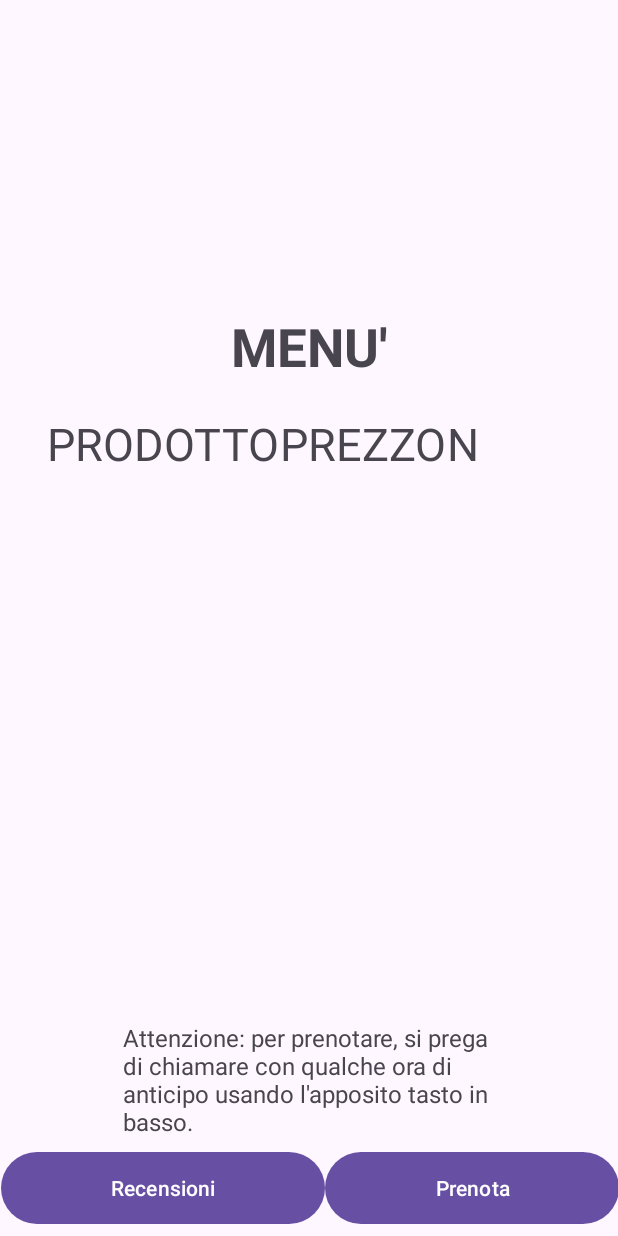
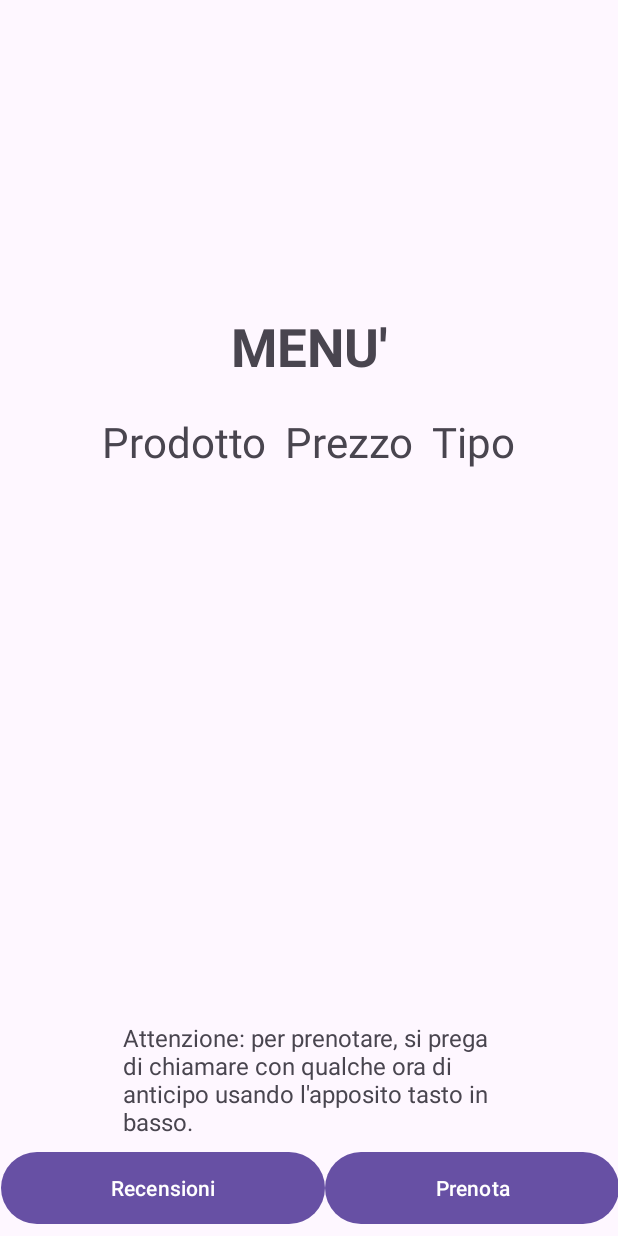
Before and after one commit to PhilaMaster/CiboInClick, an Android app: the layout activity_ristorante.xml on its own in the app's theme, with its tools: preview values and no code run, on a phone screen of 412 x 824 dp. Run offline under Robolectric (Android 15) with nearby library versions, the phone set to English and light mode, and no system bars.

Commit message:
immagine tipoProdotto nel menù + query Update ultimoGiorno

```diff
--- a/app/src/main/java/com/example/myapplication/MainActivity.kt
+++ b/app/src/main/java/com/example/myapplication/MainActivity.kt
@@ -61,7 +61,7 @@ class MainActivity : AppCompatActivity() {
     }
 
     private fun gestioneOrario() {
-        val textView2: TextView = findViewById(R.id.textView2)
+        val textView2: TextView = findViewById(R.id.prezzo)
 
         val currentTime = Calendar.getInstance().time
         val hourFormat = SimpleDateFormat("HH", Locale.getDefault())
@@ -114,7 +114,7 @@ class MainActivity : AppCompatActivity() {
 
             button1.visibility = View.VISIBLE
             text1.visibility = View.VISIBLE
-            button1.text = "Prenota $nome"
+            button1.text = getString(R.string.prenota, nome)
             text1.text = getString(R.string.ultimaPText,nome)
             button1.setOnClickListener {
                 val intent = Intent(this, Ristorante::class.java)
@@ -166,7 +166,7 @@ class MainActivity : AppCompatActivity() {
 
                     button2.visibility = View.VISIBLE
                     text2.visibility = View.VISIBLE
-                    button2.text = "Prenota $nome"
+                    button2.text = getString(R.string.prenota,nome)
                     text2.text = getString(R.string.ultimoGText,giornoAttuale,nome)
 
                     button2.setOnClickListener {
--- a/app/src/main/java/com/example/myapplication/Recensione.kt
+++ b/app/src/main/java/com/example/myapplication/Recensione.kt
@@ -12,7 +12,6 @@ import android.widget.TableRow
 import android.widget.TextView
 import android.widget.Toast
 import androidx.appcompat.app.AppCompatActivity
-import com.example.myapplication.MyDbHelper
 
 
 class Recensione : AppCompatActivity() {
@@ -38,11 +37,11 @@ class Recensione : AppCompatActivity() {
             val nomeRistorante = qualeRistorante.getString(qualeRistorante.getColumnIndex("nome"))
 
             // Inserisci i valori in TextView
-            val etichettaRistorante = findViewById<TextView>(R.id.textView2)
+            val etichettaRistorante = findViewById<TextView>(R.id.prezzo)
             etichettaRistorante.text = nomeRistorante
         } else {
             // Gestisco il caso in cui non trovo ristoranti
-            val etichettaRistorante = findViewById<TextView>(R.id.textView2)
+            val etichettaRistorante = findViewById<TextView>(R.id.prezzo)
             etichettaRistorante.text = "Ristorante non trovato :("
         }
 
--- a/app/src/main/res/layout/activity_ristorante.xml
+++ b/app/src/main/res/layout/activity_ristorante.xml
@@ -90,7 +90,7 @@
 
     <ScrollView
         android:id="@+id/scrollView"
-        android:layout_width="350dp"
+        android:layout_width="0dp"
         android:layout_height="281dp"
         app:layout_constraintBottom_toTopOf="@+id/constraintLayout"
         app:layout_constraintEnd_toEndOf="parent"
@@ -105,31 +105,34 @@
             <TableRow
                 android:id="@+id/tablerow1"
                 android:layout_width="match_parent"
-                android:layout_height="match_parent">
+                android:layout_height="match_parent"
+                android:gravity="center_horizontal">
 
                 <TextView
-                    android:id="@+id/textView1"
-                    android:layout_width="wrap_content"
+                    android:id="@+id/prodotto"
+                    android:layout_width="match_parent"
                     android:layout_height="wrap_content"
+                    android:layout_marginRight="12dp"
                     android:text="@string/Prodotto"
                     android:textAlignment="center"
-                    android:textSize="30sp" />
+                    android:textSize="28sp" />
 
                 <TextView
-                    android:id="@+id/textView2"
-                    android:layout_width="wrap_content"
+                    android:id="@+id/prezzo"
+                    android:layout_width="match_parent"
                     android:layout_height="wrap_content"
+                    android:layout_marginRight="12dp"
                     android:text="@string/Prezzo"
                     android:textAlignment="center"
-                    android:textSize="30sp" />
+                    android:textSize="28sp" />
 
                 <TextView
-                    android:id="@+id/textView"
-                    android:layout_width="wrap_content"
+                    android:id="@+id/tipo"
+                    android:layout_width="match_parent"
                     android:layout_height="wrap_content"
-                    android:text="N"
+                    android:text="@string/Tipo"
                     android:textAlignment="center"
-                    android:textSize="30sp" />
+                    android:textSize="28sp" />
             </TableRow>
 
             <TableRow android:id="@+id/tablerow2" />
--- a/app/src/main/res/layout/recensione.xml
+++ b/app/src/main/res/layout/recensione.xml
@@ -21,13 +21,13 @@
         app:layout_constraintTop_toTopOf="parent">
 
         <TextView
-            android:id="@+id/textView2"
+            android:id="@+id/prezzo"
             android:layout_width="0dp"
             android:layout_height="wrap_content"
             android:layout_gravity="center"
             android:layout_weight="1"
             android:gravity="center"
-            android:text="Recensioni - Nome Ristorante"
+            android:text="@string/recensioni_nome_ristorante"
             android:textSize="24dp" />
 
     </LinearLayout>
--- a/app/src/main/res/values/strings.xml
+++ b/app/src/main/res/values/strings.xml
@@ -5,8 +5,9 @@
     <string name="buttonChiama">Prenota</string>
     <string name="chiamaTel">Chiama +39%1$s</string>
     <string name="prezzo">%1$.2f€</string>
-    <string name="Prezzo">  PREZZO  </string>
-    <string name="Prodotto">  PRODOTTO  </string>
+    <string name="Prezzo">Prezzo</string>
+    <string name="Prodotto">Prodotto</string>
+    <string name="Tipo">Tipo</string>
     <string name="Menù">MENU\'</string>
     <string name="benvenuto">Benvenuto da %1$s, nell\'ultimo periodo hai ordinato qui %2$d volte. Cosa vuoi ordinare?</string>
 
@@ -18,13 +19,15 @@
     <string name="sabato">sabato</string>
     <string name="domenica">domenica</string>
 
-    <!-- ActivityRistorante-->
+    <!-- ActivityRecensione-->
     <string name="cibo_r">CIBO:</string>
     <string name="prezzo_r">PREZZO:</string>
     <string name="inserimento_nome_r">Inserisci il tuo nome</string>
     <string name="vota_cibo">Vota il cibo:</string>
     <string name="vota_prezzo">Vota il prezzo:</string>
     <string name="conferma_recensione">Conferma!</string>
+    <string name="recensioni_nome_ristorante">Recensioni - Nome Ristorante</string>
+
 
     <!-- MainActivity-->
     <string name="cambiaLingua">Cambia lingua</string>
@@ -37,10 +40,13 @@
     <string name="ultimoGButton" translatable="false">ultimoG</string>
     <string name="ultimaPText">L\'ultima volta hai prenotato da %1$s, vuoi andarci?</string>
     <string name="ultimoGText">%1$s scorso hai mangiato da %2$s, vuoi prenotare?</string>
+    <string name="prenota">Prenota %1$s</string>
 
 
     <!-- Mappa -->
-    <string name="seiA">You are in %1$s</string>
+    <string name="seiA">Sei a %1$s</string>
 
     <string name = "my_map_api_key">AIzaSyAkbI1wDdws2ErfJT4dAuxht0pKX7MiVtk</string>
+
+
 </resources>
```
Also changed, not shown: app/src/main/java/com/example/myapplication/Ristorante.kt (+57 -18 lines), app/src/main/res/layout/activity_main.xml (+3 -4 lines), 1 other file.
